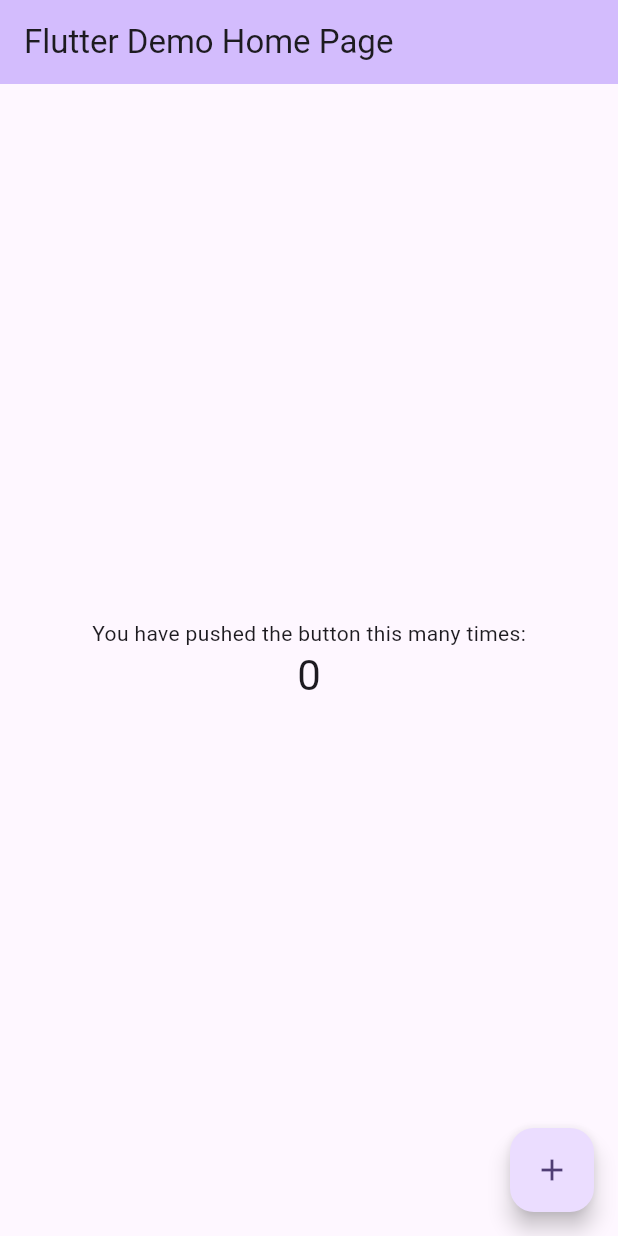
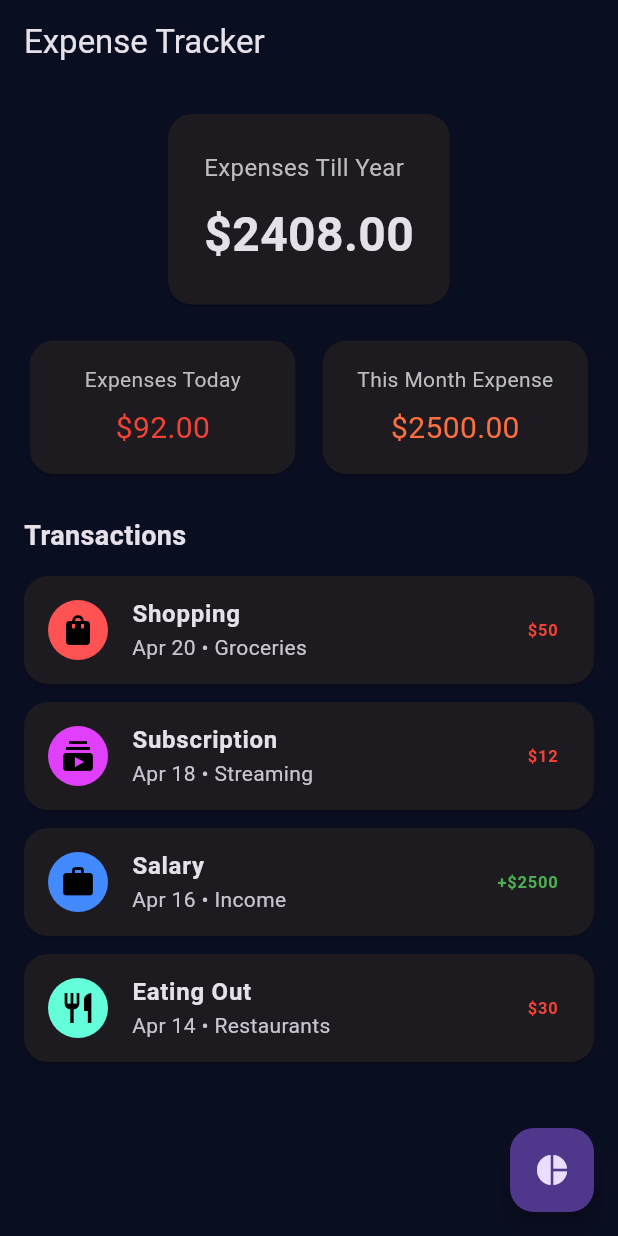
Before and after one commit to ashok-arunachalam-projects/expense_tracker, a Flutter app: the screen it shows after launch, on a phone screen of 412 x 824 dp. Run offline on Flutter 3.47's test engine with Material 3 defaults, Android fonts, the phone set to English and light mode, and no system bars; our stand-ins replace fl_chart.

Commit message:
Story - Added Drift dependency and pic chart for monthly expense

```diff
--- a/lib/main.dart
+++ b/lib/main.dart
@@ -1,128 +1,7 @@
 //Copyright zenith 2025
 
-import 'package:flutter/material.dart';
+import 'package:flutter/cupertino.dart';
 
-void main()
-{
-  runApp(const MyApp());
-}
+import 'user-inteface/ExpenseTrackerApp.dart';
 
-class MyApp extends StatelessWidget
-{
-  const MyApp({super.key});
-
-  @override
-  Widget build(BuildContext context) {
-    return MaterialApp(
-      title: 'Flutter',
-      theme: ThemeData(
-        // This is the theme of your application.
-        //
-        // TRY THIS: Try running your application with "flutter run". You'll see
-        // the application has a purple toolbar. Then, without quitting the app,
-        // try changing the seedColor in the colorScheme below to Colors.green
-        // and then invoke "hot reload" (save your changes or press the "hot
-        // reload" button in a Flutter-supported IDE, or press "r" if you used
-        // the command line to start the app).
-        //
-        // Notice that the counter didn't reset back to zero; the application
-        // state is not lost during the reload. To reset the state, use hot
-        // restart instead.
-        //
-        // This works for code too, not just values: Most code changes can be
-        // tested with just a hot reload.
-        colorScheme: ColorScheme.fromSeed(seedColor: Colors.deepPurple),
-        useMaterial3: true,
-      ),
-      home: const MyHomePage(title: 'Flutter Demo Home Page'),
-    );
-  }
-}
-
-class MyHomePage extends StatefulWidget {
-  const MyHomePage({super.key, required this.title});
-
-  // This widget is the home page of your application. It is stateful, meaning
-  // that it has a State object (defined below) that contains fields that affect
-  // how it looks.
-
-  // This class is the configuration for the state. It holds the values (in this
-  // case the title) provided by the parent (in this case the App widget) and
-  // used by the build method of the State. Fields in a Widget subclass are
-  // always marked "final".
-
-  final String title;
-
-  @override
-  State<MyHomePage> createState() => _MyHomePageState();
-}
-
-class _MyHomePageState extends State<MyHomePage> {
-  int _counter = 0;
-
-  void _incrementCounter() {
-    setState(() {
-      // This call to setState tells the Flutter framework that something has
-      // changed in this State, which causes it to rerun the build method below
-      // so that the display can reflect the updated values. If we changed
-      // _counter without calling setState(), then the build method would not be
-      // called again, and so nothing would appear to happen.
-      _counter++;
-    });
-  }
-
-  @override
-  Widget build(BuildContext context) {
-    // This method is rerun every time setState is called, for instance as done
-    // by the _incrementCounter method above.
-    //
-    // The Flutter framework has been optimized to make rerunning build methods
-    // fast, so that you can just rebuild anything that needs updating rather
-    // than having to individually change instances of widgets.
-    return Scaffold(
-      appBar: AppBar(
-        // TRY THIS: Try changing the color here to a specific color (to
-        // Colors.amber, perhaps?) and trigger a hot reload to see the AppBar
-        // change color while the other colors stay the same.
-        backgroundColor: Theme.of(context).colorScheme.inversePrimary,
-        // Here we take the value from the MyHomePage object that was created by
-        // the App.build method, and use it to set our appbar title.
-        title: Text(widget.title),
-      ),
-      body: Center(
-        // Center is a layout widget. It takes a single child and positions it
-        // in the middle of the parent.
-        child: Column(
-          // Column is also a layout widget. It takes a list of children and
-          // arranges them vertically. By default, it sizes itself to fit its
-          // children horizontally, and tries to be as tall as its parent.
-          //
-          // Column has various properties to control how it sizes itself and
-          // how it positions its children. Here we use mainAxisAlignment to
-          // center the children vertically; the main axis here is the vertical
-          // axis because Columns are vertical (the cross axis would be
-          // horizontal).
-          //
-          // TRY THIS: Invoke "debug painting" (choose the "Toggle Debug Paint"
-          // action in the IDE, or press "p" in the console), to see the
-          // wireframe for each widget.
-          mainAxisAlignment: MainAxisAlignment.center,
-          children: <Widget>[
-            const Text(
-              'You have pushed the button this many times:',
-            ),
-            Text(
-              '$_counter',
-              style: Theme.of(context).textTheme.headlineMedium,
-            ),
-          ],
-        ),
-      ),
-      floatingActionButton: FloatingActionButton(
-        onPressed: _incrementCounter,
-        tooltip: 'Increment',
-        child: const Icon(Icons.add),
-      ), // This trailing comma makes auto-formatting nicer for build methods.
-    );
-  }
-}
+void main() => runApp(const ExpenseTrackerApp());
--- /dev/null
+++ b/lib/user-inteface/ExpenseTrackerApp.dart
@@ -0,0 +1,21 @@
+import 'package:flutter/material.dart';
+
+import 'expense-tracker-ui-pages/ExpenseHomePage.dart';
+
+class ExpenseTrackerApp extends StatelessWidget
+{
+
+  const ExpenseTrackerApp({super.key});
+
+  @override
+  Widget build(BuildContext context) {
+    return MaterialApp(
+      title: 'Expense Tracker',
+      theme: ThemeData.dark().copyWith(
+        scaffoldBackgroundColor: Color(0xFF0A0E21),
+        cardColor: Color(0xFF1D1E33),
+      ),
+      home: ExpenseHomePage(),
+    );
+  }
+}
--- /dev/null
+++ b/lib/user-inteface/expense-tracker-ui-pages/ExpenseHomePage.dart
@@ -0,0 +1,142 @@
+import 'package:flutter/material.dart';
+
+import 'MonthlyExpensePage.dart';
+
+class ExpenseHomePage extends StatelessWidget
+{
+  final transactions =
+  [
+    {"title": "Shopping", "date": "Apr 20", "category": "Groceries", "amount": -50, "icon": Icons.shopping_bag, "color": Colors.redAccent},
+    {"title": "Subscription", "date": "Apr 18", "category": "Streaming", "amount": -12, "icon": Icons.subscriptions, "color": Colors.purpleAccent},
+    {"title": "Salary", "date": "Apr 16", "category": "Income", "amount": 2500, "icon": Icons.work, "color": Colors.blueAccent},
+    {"title": "Eating Out", "date": "Apr 14", "category": "Restaurants", "amount": -30, "icon": Icons.restaurant, "color": Colors.tealAccent},
+  ];
+
+  ExpenseHomePage({super.key});
+
+  @override
+  Widget build(BuildContext context)
+  {
+
+    double totalIncome = transactions
+        .where((t) => (t["amount"] as num) > 0)
+        .fold(0.0, (sum, t) => sum + (t["amount"] as num).toDouble());
+
+    double totalExpense = transactions
+        .where((t) => (t["amount"] as num) < 0)
+        .fold(0.0, (sum, t) => sum + (t["amount"] as num).toDouble());
+
+
+    double totalBalance = totalIncome + totalExpense;
+
+    return Scaffold
+      (
+      appBar: AppBar(
+        title: Text('Expense Tracker'),
+        backgroundColor: Colors.transparent,
+        elevation: 0,
+      ),
+
+      body: Padding(
+        padding: const EdgeInsets.all(16),
+        child: Column(
+          children: [
+            _buildBalanceCard(totalBalance),
+            const SizedBox(height: 16),
+            Row(
+              children: [
+                Expanded(child: _buildStatCard('Expenses Today', totalExpense, Colors.red)),
+                const SizedBox(width: 10),
+                Expanded(child: _buildStatCard('This Month Expense', totalIncome, Colors.deepOrangeAccent)),
+              ],
+            ),
+            const SizedBox(height: 24),
+            Align(
+              alignment: Alignment.centerLeft,
+              child: Text("Transactions", style: TextStyle(fontSize: 18, fontWeight: FontWeight.bold)),
+            ),
+            const SizedBox(height: 8),
+            Expanded(
+              child: ListView.builder(
+                itemCount: transactions.length,
+                itemBuilder: (ctx, index) {
+                  final tx = transactions[index];
+                  return _buildTransactionTile(tx);
+                },
+              ),
+            )
+          ],
+        ),
+      ),
+
+      floatingActionButton: FloatingActionButton(
+        onPressed: () {
+          Navigator.push(
+            context,
+            MaterialPageRoute(builder: (context) => MonthlyExpensePage()),
+          );
+        },
+        child: Icon(Icons.pie_chart),
+      ),
+
+    );
+  }
+
+  Widget _buildBalanceCard(double balance)
+  {
+    return Card(
+      shape: RoundedRectangleBorder(borderRadius: BorderRadius.circular(16)),
+      child: Padding(
+        padding: const EdgeInsets.all(24),
+        child: Column(
+          crossAxisAlignment: CrossAxisAlignment.start,
+          children: [
+            Text("Expenses Till Year", style: TextStyle(fontSize: 16, color: Colors.grey[400])),
+            const SizedBox(height: 10),
+            Text("\$${balance.toStringAsFixed(2)}", style: TextStyle(fontSize: 32, fontWeight: FontWeight.bold)),
+          ],
+        ),
+      ),
+    );
+  }
+
+  Widget _buildStatCard(String title, double amount, Color color)
+  {
+    return Card(
+      shape: RoundedRectangleBorder(borderRadius: BorderRadius.circular(16)),
+      child: Padding(
+        padding: const EdgeInsets.all(16),
+        child: Column(
+          children: [
+            Text(title, style: TextStyle(color: Colors.grey[400], fontSize: 14)),
+            const SizedBox(height: 8),
+            Text("\$${amount.abs().toStringAsFixed(2)}", style: TextStyle(fontSize: 20, color: color)),
+          ],
+        ),
+      ),
+    );
+  }
+
+  Widget _buildTransactionTile(Map<String, dynamic> tx)
+  {
+    return Card(
+      shape: RoundedRectangleBorder(borderRadius: BorderRadius.circular(16)),
+      margin: const EdgeInsets.symmetric(vertical: 6),
+      child: ListTile(
+        leading: CircleAvatar(
+          backgroundColor: tx["color"],
+          child: Icon(tx["icon"], color: Colors.black),
+        ),
+        title: Text(tx["title"], style: TextStyle(fontWeight: FontWeight.bold)),
+        subtitle: Text("${tx["date"]} • ${tx["category"]}"),
+        trailing: Text(
+          (tx["amount"] > 0 ? '+' : '') + "\$${tx["amount"].abs()}",
+          style: TextStyle(
+            color: tx["amount"] > 0 ? Colors.green : Colors.red,
+            fontWeight: FontWeight.bold,
+          ),
+        ),
+      ),
+    );
+  }
+}
```
Also changed, not shown: lib/user-inteface/expense-tracker-ui-pages/MonthlyExpensePage.dart (added, +91 -0 lines), pubspec.yaml (+9 -1 lines), 7 other files.
